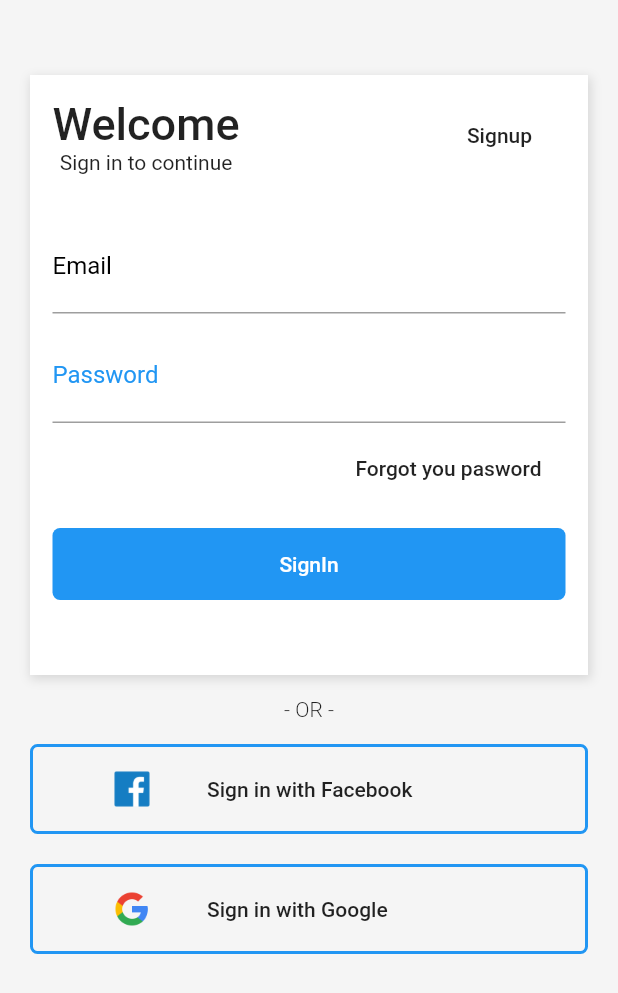
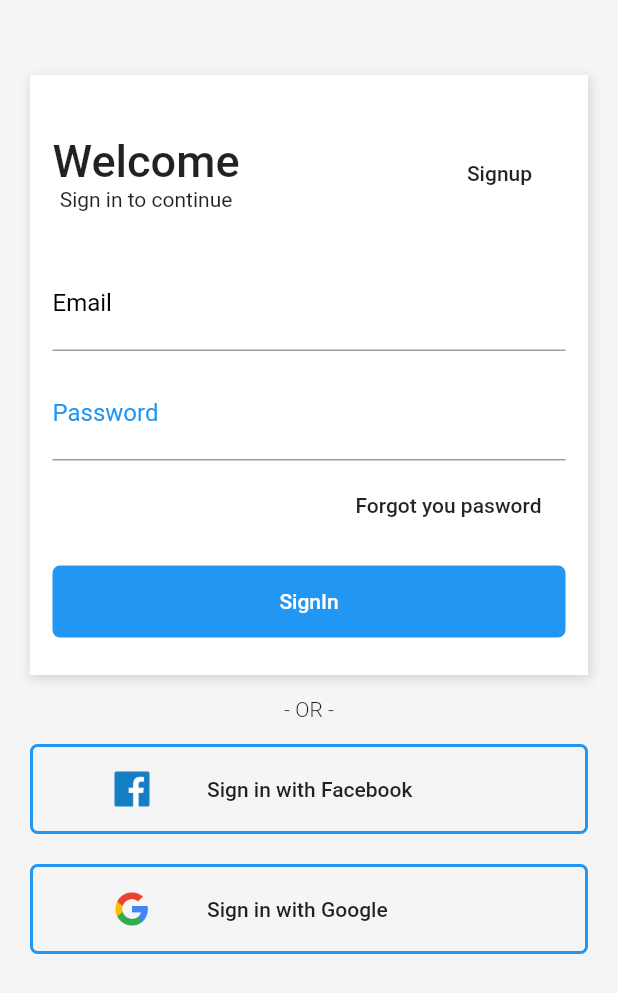
Before and after one commit to pedrosales/shopping, a Flutter app: the screen it shows after launch, on a phone screen of 412 x 824 dp. Shown: the top 993 px of the screen. Run offline on Flutter 3.47's test engine with Material 2 defaults, Android fonts, the phone set to English and light mode, and no system bars.

Commit message:
correção bug com SingleChildScrollView

```diff
--- a/lib/pages/login.page.dart
+++ b/lib/pages/login.page.dart
@@ -4,7 +4,8 @@ class LoginPage extends StatelessWidget {
   @override
   Widget build(BuildContext context) {
     return Scaffold(
-      body: Container(
+      body: SingleChildScrollView(
+        child: Container(
           color: Color(0xFFF5F5F5),
           padding: EdgeInsets.only(
             top: 50,
@@ -28,8 +29,8 @@ class LoginPage extends StatelessWidget {
                   ],
                 ),
                 child: Padding(
-                padding: EdgeInsets.all(15),
-                child: ListView(
+                  padding: EdgeInsets.only(left: 15, right: 15, top: 40),
+                  child: Column(
                     children: <Widget>[
                       Row(
                         mainAxisAlignment: MainAxisAlignment.spaceBetween,
@@ -103,6 +104,7 @@ class LoginPage extends StatelessWidget {
                         height: 20,
                       ),
                       Container(
+                        width: double.infinity,
                         decoration: BoxDecoration(
                           color: Colors.blue,
                           borderRadius: BorderRadius.all(Radius.circular(5)),
@@ -189,6 +191,7 @@ class LoginPage extends StatelessWidget {
             ],
           ),
         ),
+      ),
     );
   }
 }
```
Lines whose indentation alone changed are shown as unchanged.
